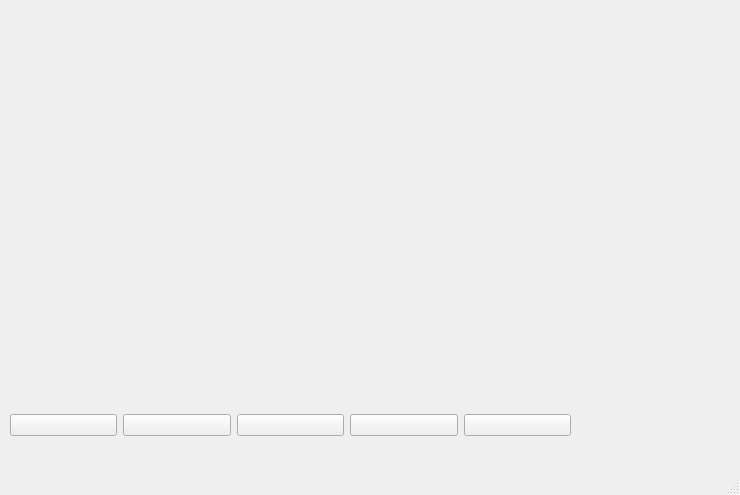
Qt form UI/cjj.ui (cuijunjie18/Music_player) before a commit.
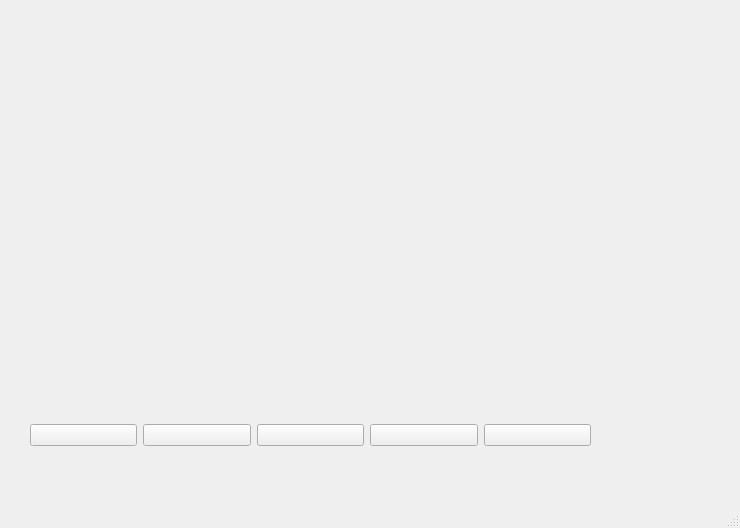
The same form after that commit.

What changed in the file:
```diff
--- a/UI/cjj.ui
+++ b/UI/cjj.ui
@@ -7,18 +7,18 @@
     <x>0</x>
     <y>0</y>
     <width>740</width>
-    <height>495</height>
+    <height>528</height>
    </rect>
   </property>
   <property name="windowTitle">
    <string>MainWindow</string>
   </property>
   <widget class="QWidget" name="centralwidget">
-   <widget class="QWidget" name="">
+   <widget class="QWidget" name="layoutWidget">
     <property name="geometry">
      <rect>
-      <x>10</x>
-      <y>380</y>
+      <x>30</x>
+      <y>390</y>
       <width>561</width>
       <height>91</height>
      </rect>
```
